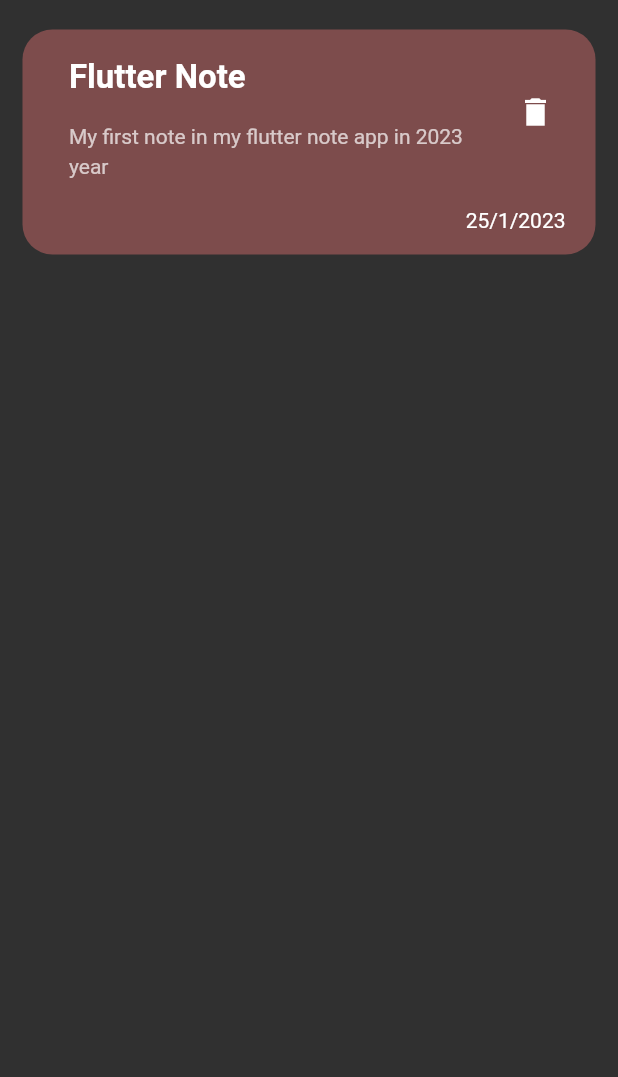
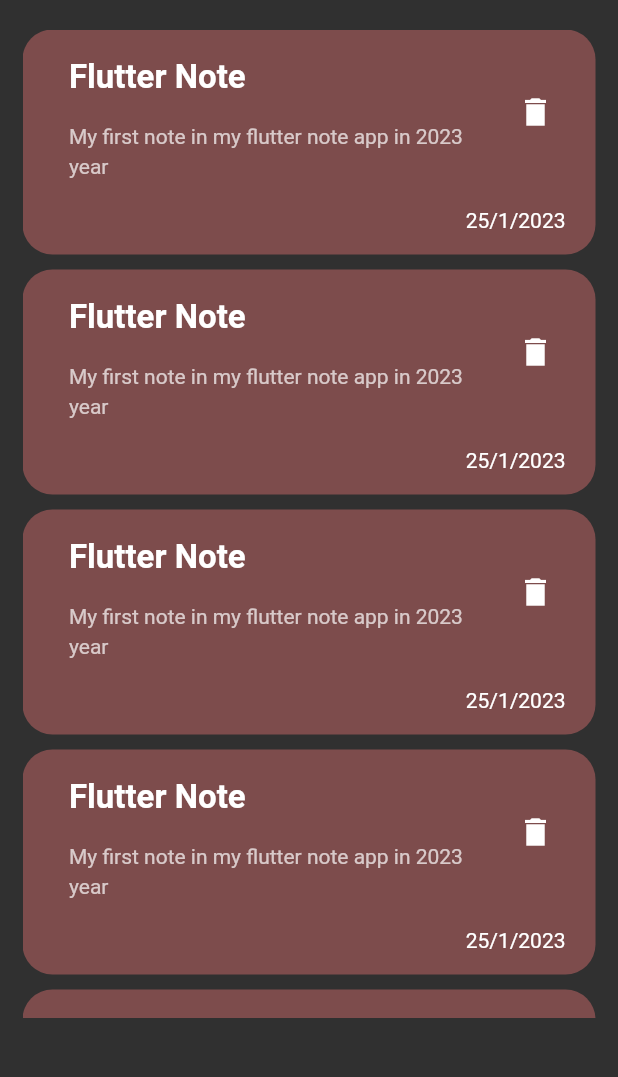
Before and after one commit to abdelrahmanGadallah94/My-Notes-App, a Flutter app: the screen it shows after launch, on a phone screen of 412 x 824 dp, the part 119-1196 px from its top. Run offline on Flutter 3.47's test engine with Material 2 defaults, Android fonts, the phone set to English and light mode, and no system bars.

Commit message:
create custom list  notes card

```diff
--- a/lib/views/screens/notes_home_screen.dart
+++ b/lib/views/screens/notes_home_screen.dart
@@ -1,6 +1,6 @@
 import 'package:flutter/material.dart';
 import '../widgets/custom_notes_app_bar.dart';
-import '../widgets/custom_notes_card.dart';
+import '../widgets/list_of_notes_cards.dart';
 
 class HomeNotesScreen extends StatelessWidget {
   const HomeNotesScreen({Key? key}) : super(key: key);
@@ -15,7 +15,7 @@ class HomeNotesScreen extends StatelessWidget {
           children:  const [
             CustomNotesAppBar(),
             SizedBox(height: 20,),
-            CustomNotesCard(),
+            MyListOfNotesCards(),
           ],
         ),
       )),
--- a/lib/views/widgets/custom_notes_card.dart
+++ b/lib/views/widgets/custom_notes_card.dart
@@ -11,6 +11,7 @@ class CustomNotesCard extends StatelessWidget {
   Widget build(BuildContext context) {
     return Container(
       padding: const EdgeInsets.only(top: 15,bottom: 15,left: 15),
+      margin: const EdgeInsets.only(bottom: 10),
       decoration: BoxDecoration(
           color: AppColors.kCustomCardColor,
           borderRadius: BorderRadius.circular(20)
--- /dev/null
+++ b/lib/views/widgets/list_of_notes_cards.dart
@@ -0,0 +1,19 @@
+import 'package:flutter/material.dart';
+
+import 'custom_notes_card.dart';
+
+class MyListOfNotesCards extends StatelessWidget {
+  const MyListOfNotesCards({
+    Key? key,
+  }) : super(key: key);
+
+  @override
+  Widget build(BuildContext context) {
+    return SizedBox(
+      height: MediaQuery.of(context).size.height * .8,
+      child: ListView.builder(
+        itemBuilder: (context, index) => const CustomNotesCard(),
+      ),
+    );
+  }
+}
```
